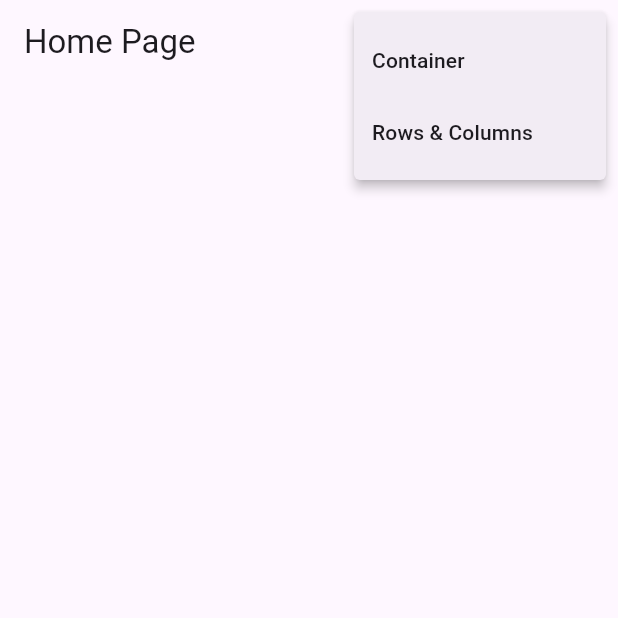
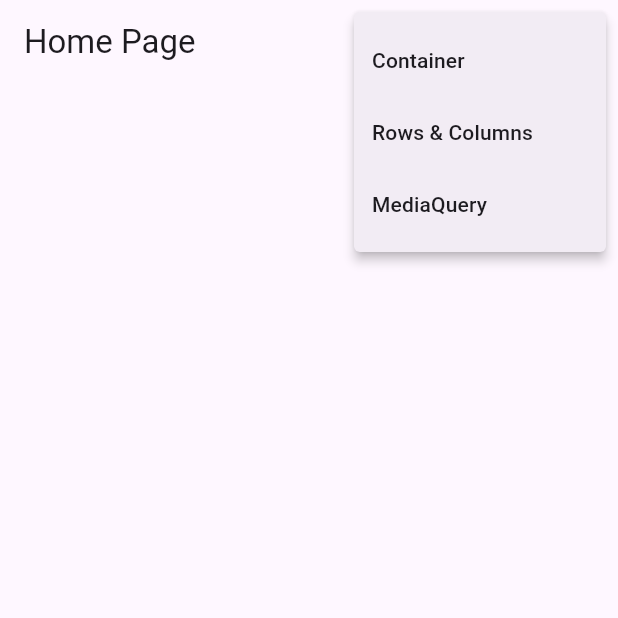
Before and after one commit to LoiolaBr17/ADF, a Flutter app: the screen it shows after launch, after a tap on the "more vert" icon, on a phone screen of 412 x 824 dp, the top half of it. Run offline on Flutter 3.47's test engine with Material 3 defaults, Android fonts, the phone set to English and light mode, and no system bars; our stand-ins replace args, device_preview.

Commit message:
media query e devicePreview

```diff
--- a/flutter_primeiro_projeto/lib/main.dart
+++ b/flutter_primeiro_projeto/lib/main.dart
@@ -1,10 +1,16 @@
+import 'package:flutter/foundation.dart';
 import 'package:flutter/material.dart';
 import 'package:flutter_primeiro_projeto/pages/container/container_page.dart';
 import 'package:flutter_primeiro_projeto/pages/home/home_page.dart';
+import 'package:flutter_primeiro_projeto/pages/media_query/media_query_page.dart';
 import 'package:flutter_primeiro_projeto/pages/rows_columns/rows_columns_page.dart';
+import 'package:device_preview/device_preview.dart';
 
 void main() {
-  runApp(const MyApp());
+  runApp(DevicePreview(
+    enabled: !kReleaseMode,
+    builder: (context) => const MyApp(),
+  ));
 }
 
 class MyApp extends StatelessWidget {
@@ -20,10 +26,13 @@ class MyApp extends StatelessWidget {
         colorScheme: ColorScheme.fromSeed(seedColor: Colors.deepPurple),
         useMaterial3: true,
       ),
+      locale: DevicePreview.locale(context),
+      builder: DevicePreview.appBuilder,
       routes: {
         '/': (_) => const HomePage(),
         '/container': (_) => const ContainerPage(),
         '/rows_columns': (_) => const RowsColumnsPage(),
+        '/media_query': (_) => const MediaQueryPage(),
       },
     );
   }
--- a/flutter_primeiro_projeto/lib/pages/home/home_page.dart
+++ b/flutter_primeiro_projeto/lib/pages/home/home_page.dart
@@ -3,6 +3,7 @@ import 'package:flutter/material.dart';
 enum PopupMenuPages {
   container,
   rowsColumns,
+  mediaQuery
 }
 
 class HomePage extends StatelessWidget {
@@ -23,6 +24,9 @@ class HomePage extends StatelessWidget {
                 case PopupMenuPages.rowsColumns:
                   Navigator.of(context).pushNamed('/rows_columns');
                   break;
+                case PopupMenuPages.mediaQuery:
+                  Navigator.of(context).pushNamed('/media_query');
+                  break;
               }
             },
             itemBuilder: (BuildContext context) {
@@ -35,6 +39,10 @@ class HomePage extends StatelessWidget {
                   value: PopupMenuPages.rowsColumns,
                   child: Text('Rows & Columns'),
                 ),
+                const PopupMenuItem<PopupMenuPages>(
+                  value: PopupMenuPages.mediaQuery,
+                  child: Text('MediaQuery'),
+                ),
               ];
             },
           )
--- a/flutter_primeiro_projeto/pubspec.yaml
+++ b/flutter_primeiro_projeto/pubspec.yaml
@@ -35,6 +35,7 @@ dependencies:
   # The following adds the Cupertino Icons font to your application.
   # Use with the CupertinoIcons class for iOS style icons.
   cupertino_icons: ^1.0.2
+  device_preview: ^1.1.0
 
 dev_dependencies:
   flutter_test:
```
Also changed, not shown: flutter_primeiro_projeto/lib/pages/media_query/media_query_page.dart (added, +41 -0 lines).
